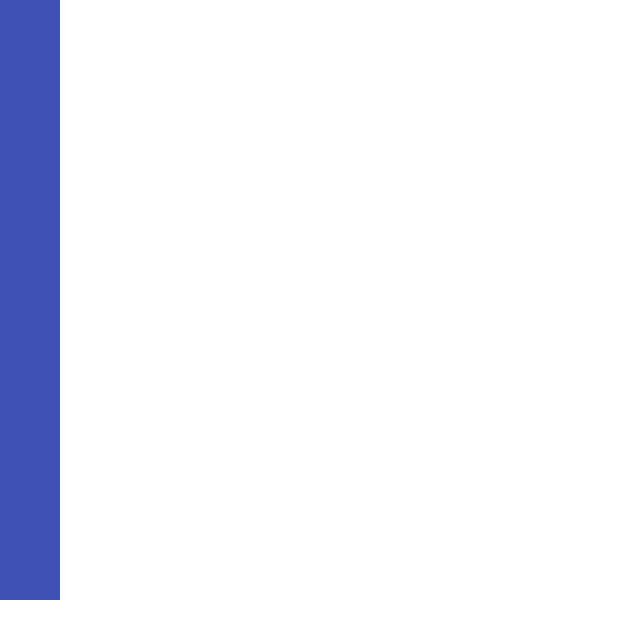
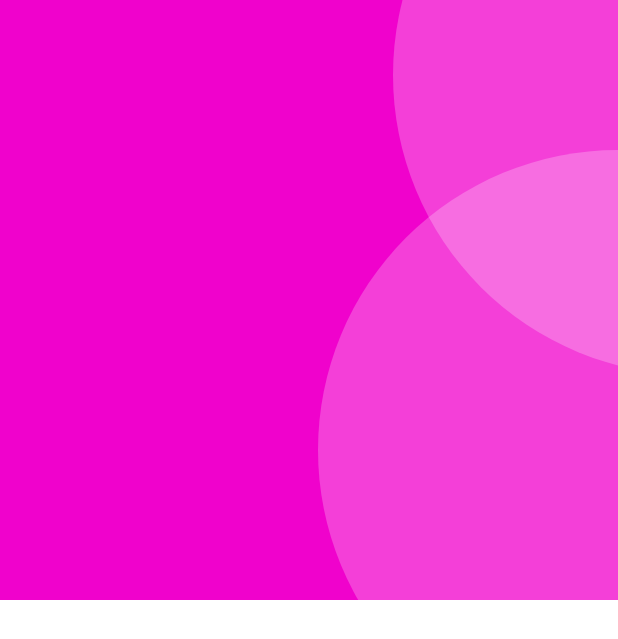
Before and after one commit to hrikhan/shop_bd, a Flutter app: the HomeScreen screen opened directly, on a phone screen of 412 x 824 dp. Shown: the top 639 px of the screen. Run offline on Flutter 3.47's test engine with Material 3 defaults, Android fonts, the phone set to English and light mode, and no system bars; our stand-ins replace get, smooth_page_indicator.

Commit message:
designing homepage continue

```diff
--- /dev/null
+++ b/lib/common/widgets/container/cicular_container.dart
@@ -0,0 +1,29 @@
+import 'package:flutter/material.dart';
+
+class circular_container extends StatelessWidget {
+  const circular_container({
+    super.key,
+    this.height = 400,
+    this.width = 400,
+    this.redius = 400,
+    this.child,
+    this.backgroundcolor = Colors.white,
+  });
+  final double? height;
+  final double? width;
+  final double redius;
+  final Widget? child;
+  final Color backgroundcolor;
+
+  @override
+  Widget build(BuildContext context) {
+    return Container(
+      width: height,
+      height: width,
+      padding: EdgeInsets.all(0),
+      decoration: BoxDecoration(
+          borderRadius: BorderRadius.circular(redius), color: backgroundcolor),
+      child: child,
+    );
+  }
+}
--- a/lib/features/shop/screens/home_screen.dart
+++ b/lib/features/shop/screens/home_screen.dart
@@ -1,4 +1,5 @@
 import 'package:flutter/material.dart';
+import 'package:shop_bd/common/widgets/container/cicular_container.dart';
 import 'package:shop_bd/utils/constant/colors.dart';
 
 class HomeScreen extends StatelessWidget {
@@ -13,17 +14,26 @@ class HomeScreen extends StatelessWidget {
             Container(
               color: ShopColors.primaryColor,
               padding: EdgeInsets.all(0),
-              child: Stack(
-                children: [
-                  Container(
-                    width: 40,
-                    height: 400,
-                    padding: EdgeInsets.all(0),
-                   decoration: BoxDecoration(
-
-                   ),
-                  )
-                ],
+              child: SizedBox(
+                height: 400,
+                child: Stack(
+                  children: [
+                    Positioned(
+                      top: -150,
+                      right: -250,
+                      child: circular_container(
+                        backgroundcolor: Colors.white24,
+                      ),
+                    ),
+                    Positioned(
+                      top: 100,
+                      right: -200,
+                      child: circular_container(
+                        backgroundcolor: Colors.white24,
+                      ),
+                    ),
+                  ],
+                ),
               ),
             )
           ],
--- a/lib/utils/constant/colors.dart
+++ b/lib/utils/constant/colors.dart
@@ -2,7 +2,7 @@ import 'package:flutter/material.dart';
 
 class ShopColors {
   ShopColors._();
-  static const Color primaryColor = Colors.indigo;
+  static const Color primaryColor = Color.fromARGB(255, 240, 2, 204);
   // Light Theme Colors
   static const Color lightPrimaryColor = Color(0xFF4B868F);
   static const Color lightSecondaryColor = Color(0xFFA3D5D3);
```
